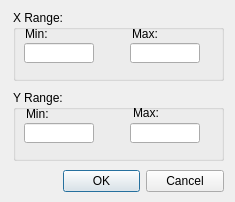
Sunfe/icurve, file icurve_v2.0.1/icurve/resource/icv_axse_scale.ui: the form before one commit.
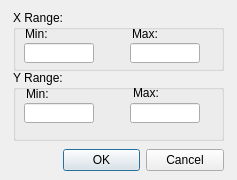
The form after the commit.

Diff of the .ui file:
```diff
--- a/icurve_v2.0.1/icurve/resource/icv_axse_scale.ui
+++ b/icurve_v2.0.1/icurve/resource/icv_axse_scale.ui
@@ -6,8 +6,8 @@
    <rect>
     <x>0</x>
     <y>0</y>
-    <width>235</width>
-    <height>202</height>
+    <width>237</width>
+    <height>180</height>
    </rect>
   </property>
   <property name="focusPolicy">
@@ -20,9 +20,9 @@
    <property name="geometry">
     <rect>
      <x>63</x>
-     <y>165</y>
+     <y>140</y>
      <width>161</width>
-     <height>32</height>
+     <height>40</height>
     </rect>
    </property>
    <property name="orientation">
@@ -38,7 +38,7 @@
      <x>13</x>
      <y>10</y>
      <width>211</width>
-     <height>71</height>
+     <height>61</height>
     </rect>
    </property>
    <property name="title">
@@ -95,7 +95,7 @@
    <property name="geometry">
     <rect>
      <x>13</x>
-     <y>90</y>
+     <y>70</y>
      <width>211</width>
      <height>71</height>
     </rect>
```
